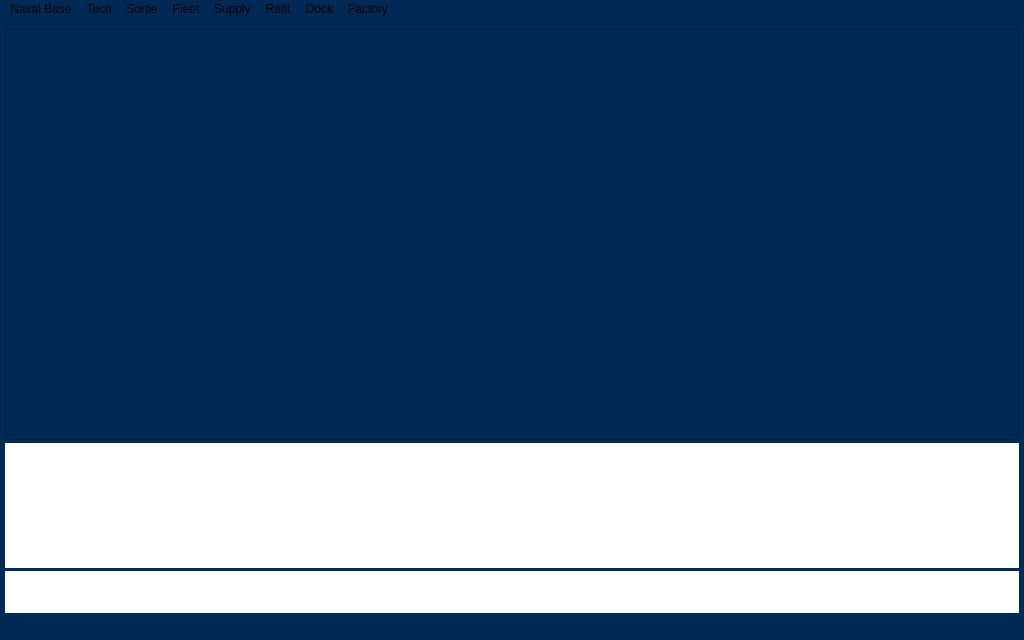
Old version of the form CyberFleet/ClientGUI/ui/mainwindow.ui in the repository ibicdlcod/GuoMuoRuoProject.
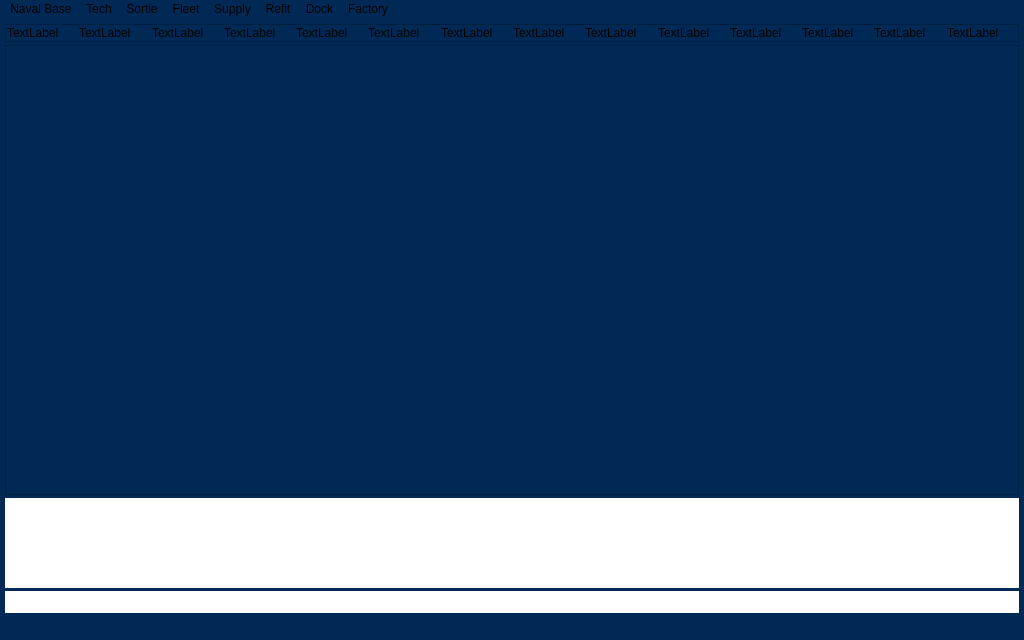
New version of the form.

What changed in the file:
```diff
--- a/CyberFleet/ClientGUI/ui/mainwindow.ui
+++ b/CyberFleet/ClientGUI/ui/mainwindow.ui
@@ -36,12 +36,143 @@
     <property name="bottomMargin">
      <number>5</number>
     </property>
+    <item>
+     <widget class="QFrame" name="ResourcesBar">
+      <property name="sizePolicy">
+       <sizepolicy hsizetype="Preferred" vsizetype="Maximum">
+        <horstretch>0</horstretch>
+        <verstretch>1</verstretch>
+       </sizepolicy>
+      </property>
+      <property name="frameShape">
+       <enum>QFrame::StyledPanel</enum>
+      </property>
+      <property name="frameShadow">
+       <enum>QFrame::Raised</enum>
+      </property>
+      <layout class="QHBoxLayout" name="horizontalLayout_2">
+       <property name="spacing">
+        <number>2</number>
+       </property>
+       <property name="leftMargin">
+        <number>1</number>
+       </property>
+       <property name="topMargin">
+        <number>1</number>
+       </property>
+       <property name="rightMargin">
+        <number>1</number>
+       </property>
+       <property name="bottomMargin">
+        <number>1</number>
+       </property>
+       <item>
+        <widget class="QLabel" name="OilLabel">
+         <property name="text">
+          <string>TextLabel</string>
+         </property>
+        </widget>
+       </item>
+       <item>
+        <widget class="QLabel" name="OilCount">
+         <property name="text">
+          <string>TextLabel</string>
+         </property>
+        </widget>
+       </item>
+       <item>
+        <widget class="QLabel" name="ExploLabel">
+         <property name="text">
+          <string>TextLabel</string>
+         </property>
+        </widget>
+       </item>
+       <item>
+        <widget class="QLabel" name="ExploCount">
+         <property name="text">
+          <string>TextLabel</string>
+         </property>
+        </widget>
+       </item>
+       <item>
+        <widget class="QLabel" name="SteelLabel">
+         <property name="text">
+          <string>TextLabel</string>
+         </property>
+        </widget>
+       </item>
+       <item>
+        <widget class="QLabel" name="SteelCount">
+         <property name="text">
+          <string>TextLabel</string>
+         </property>
+        </widget>
+       </item>
+       <item>
+        <widget class="QLabel" name="RubberLabel">
+         <property name="text">
+          <string>TextLabel</string>
+         </property>
+        </widget>
+       </item>
+       <item>
+        <widget class="QLabel" name="RubberCount">
+         <property name="text">
+          <string>TextLabel</string>
+         </property>
+        </widget>
+       </item>
+       <item>
+        <widget class="QLabel" name="AluminumLabel">
+         <property name="text">
+          <string>TextLabel</string>
+         </property>
+        </widget>
+       </item>
+       <item>
+        <widget class="QLabel" name="AluminumCount">
+         <property name="text">
+          <string>TextLabel</string>
+         </property>
+        </widget>
+       </item>
+       <item>
+        <widget class="QLabel" name="TungstenLabel">
+         <property name="text">
+          <string>TextLabel</string>
+         </property>
+        </widget>
+       </item>
+       <item>
+        <widget class="QLabel" name="TungstenCount">
+         <property name="text">
+          <string>TextLabel</string>
+         </property>
+        </widget>
+       </item>
+       <item>
+        <widget class="QLabel" name="ChromiumLabel">
+         <property name="text">
+          <string>TextLabel</string>
+         </property>
+        </widget>
+       </item>
+       <item>
+        <widget class="QLabel" name="ChromiumCount">
+         <property name="text">
+          <string>TextLabel</string>
+         </property>
+        </widget>
+       </item>
+      </layout>
+     </widget>
+    </item>
     <item>
      <widget class="QFrame" name="MainArea">
       <property name="sizePolicy">
        <sizepolicy hsizetype="Preferred" vsizetype="Preferred">
         <horstretch>0</horstretch>
-        <verstretch>10</verstretch>
+        <verstretch>40</verstretch>
        </sizepolicy>
       </property>
       <property name="styleSheet">
@@ -151,9 +282,9 @@
     <item>
      <widget class="QTextBrowser" name="LogBrowser">
       <property name="sizePolicy">
-       <sizepolicy hsizetype="Expanding" vsizetype="Expanding">
+       <sizepolicy hsizetype="Expanding" vsizetype="Preferred">
         <horstretch>0</horstretch>
-        <verstretch>3</verstretch>
+        <verstretch>8</verstretch>
        </sizepolicy>
       </property>
       <property name="minimumSize">
@@ -173,7 +304,7 @@
       <property name="sizePolicy">
        <sizepolicy hsizetype="Expanding" vsizetype="Preferred">
         <horstretch>0</horstretch>
-        <verstretch>1</verstretch>
+        <verstretch>2</verstretch>
        </sizepolicy>
       </property>
       <property name="minimumSize">
```
